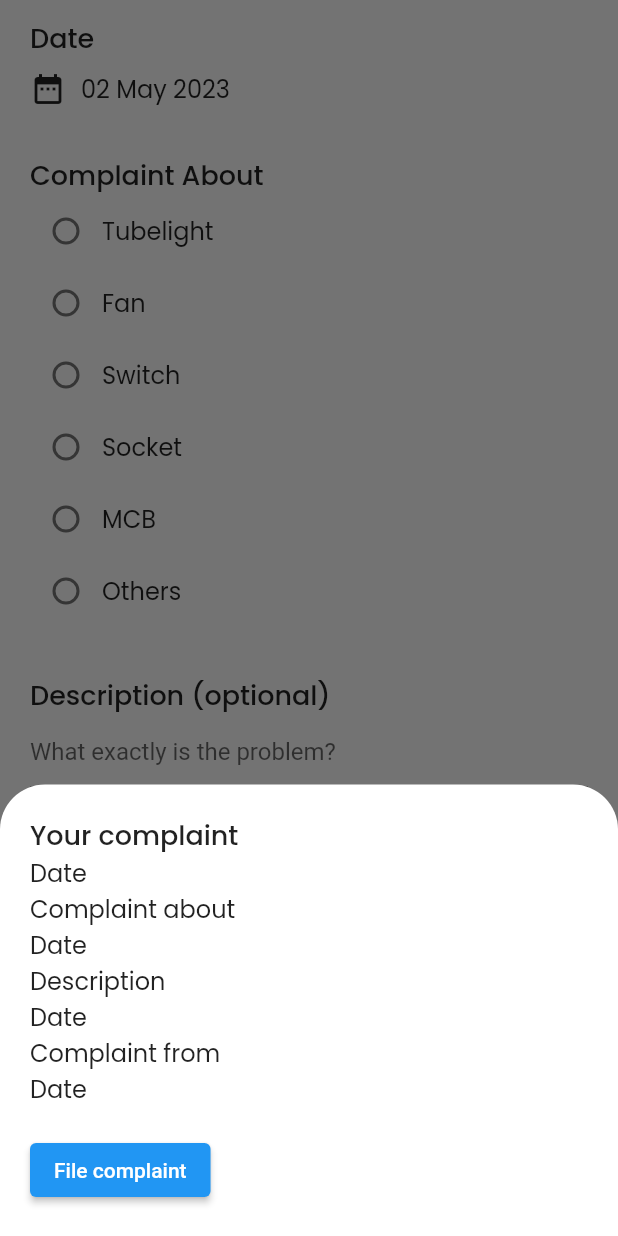
After one commit to insfirred/hostel_complaints, a Flutter app: the ElectricityComplaintsView screen opened by its route, after a tap on "Submit", on a phone screen of 412 x 824 dp. The commit adds this screen. Run offline on Flutter 3.47's test engine with Material 2 defaults, Android fonts, the phone set to English and light mode, and no system bars; our stand-ins replace auto_route, cloud_firestore, firebase_auth, firebase_core, flutter_riverpod, freezed_annotation and 2 more; accounts and stored records are empty.

Commit message:
added electricity complaint view

```diff
--- a/lib/src/routing/router.dart
+++ b/lib/src/routing/router.dart
@@ -1,6 +1,7 @@
 import 'package:auto_route/auto_route.dart';
 
 import '../ui/auth/auth_view.dart';
+import '../ui/complaints/electricity/electricity_complaint_view.dart';
 import '../ui/create_profile/create_profile_view.dart';
 import '../ui/home/home_view.dart';
 import '../ui/splash/splash_view.dart';
@@ -24,6 +25,10 @@ import '../ui/splash/splash_view.dart';
       path: 'home',
       page: HomeView,
     ),
+    AutoRoute(
+      path: 'electricity-complaints',
+      page: ElectricityComplaintsView,
+    ),
   ],
 )
 class $AppRouter {}
--- /dev/null
+++ b/lib/src/ui/complaints/electricity/complaint_confirmation_sheet/complaint_confirmation_sheet.dart
@@ -0,0 +1,71 @@
+import 'package:flutter/material.dart';
+import 'package:flutter_riverpod/flutter_riverpod.dart';
+import 'package:google_fonts/google_fonts.dart';
+
+class ComplaintConfirmationSheet extends ConsumerWidget {
+  const ComplaintConfirmationSheet({
+    super.key,
+  });
+
+  @override
+  Widget build(
+    BuildContext context,
+    WidgetRef ref,
+  ) {
+    return Padding(
+      padding: const EdgeInsets.all(20),
+      child: Column(
+        crossAxisAlignment: CrossAxisAlignment.start,
+        mainAxisSize: MainAxisSize.min,
+        children: [
+          Text(
+            'Your complaint',
+            style: GoogleFonts.poppins(
+              fontSize: 18,
+              fontWeight: FontWeight.w500,
+            ),
+          ),
+          Text(
+            'Date',
+            style: GoogleFonts.poppins(fontSize: 16),
+          ),
+          // Text(
+          //   DateFormat('dd MMMM yyyy').format(
+          //     ref.read(complaintConfirmationSheetModelProvider).complaintDate,
+          //   ),
+          //   style: GoogleFonts.poppins(fontSize: 16),
+          // ),
+          Text(
+            'Complaint about',
+            style: GoogleFonts.poppins(fontSize: 16),
+          ),
+          Text(
+            'Date',
+            style: GoogleFonts.poppins(fontSize: 16),
+          ),
+          Text(
+            'Description',
+            style: GoogleFonts.poppins(fontSize: 16),
+          ),
+          Text(
+            'Date',
+            style: GoogleFonts.poppins(fontSize: 16),
+          ),
+          Text(
+            'Complaint from',
+            style: GoogleFonts.poppins(fontSize: 16),
+          ),
+          Text(
+            'Date',
+            style: GoogleFonts.poppins(fontSize: 16),
+          ),
+          const SizedBox(height: 18),
+          ElevatedButton(
+            onPressed: () {},
+            child: const Text('File complaint'),
+          ),
+        ],
+      ),
+    );
+  }
+}
--- /dev/null
+++ b/lib/src/ui/complaints/electricity/complaint_confirmation_sheet/complaint_confirmation_sheet_model.dart
@@ -0,0 +1,51 @@
+// ignore_for_file: constant_identifier_names
+
+import 'package:flutter_riverpod/flutter_riverpod.dart';
+import 'package:freezed_annotation/freezed_annotation.dart';
+
+import '../electricity_complaint_view_model.dart';
+
+part 'complaint_confirmation_sheet_model.freezed.dart';
+
+final complaintConfirmationSheetModelProvider =
+    StateNotifierProvider.autoDispose<ComplaintConfirmationSheetModel,
+        ComplaintConfirmationSheetState>(
+  (ref) => ComplaintConfirmationSheetModel(
+    // apiService: ref.read(apiServiceProvider),
+    ref: ref,
+  ),
+);
+
+class ComplaintConfirmationSheetModel
+    extends StateNotifier<ComplaintConfirmationSheetState> {
+  // ApiService apiService;
+  final AutoDisposeStateNotifierProviderRef ref;
+
+  ComplaintConfirmationSheetModel({
+    // required this.apiService,
+    required this.ref,
+  }) : super(
+          ComplaintConfirmationSheetState(
+            complaintDate: DateTime.now(),
+            complaintType: ref
+                .read(electricityComplaintViewModelProvider)
+                .selectedComplaintType!,
+            description:
+                ref.read(electricityComplaintViewModelProvider).description,
+            others: ref.read(electricityComplaintViewModelProvider).others!,
+            // roomNumber: ref.read(mainPageModelProvider).roomNumber!,
+          ),
+        );
+}
+
+@freezed
+class ComplaintConfirmationSheetState with _$ComplaintConfirmationSheetState {
+  const factory ComplaintConfirmationSheetState({
+    required DateTime complaintDate,
+    required ComplaintType complaintType,
+    required String others,
+    required String? description,
+    // required String roomNumber,
+    String? errorMessage,
+  }) = _ComplaintConsirmationSheetState;
+}
--- /dev/null
+++ b/lib/src/ui/complaints/electricity/electricity_complaint_view.dart
@@ -0,0 +1,209 @@
+import 'package:flutter/material.dart';
+import 'package:flutter_riverpod/flutter_riverpod.dart';
+import 'package:google_fonts/google_fonts.dart';
+import 'package:intl/intl.dart';
+
+import '../../../utils/bottom_sheet_util.dart';
+import '../../../utils/extra_space.dart';
+import 'electricity_complaint_view_model.dart';
+import './complaint_confirmation_sheet/complaint_confirmation_sheet.dart';
+
+class ElectricityComplaintsView extends ConsumerWidget {
+  const ElectricityComplaintsView({super.key});
+
+  @override
+  Widget build(BuildContext context, WidgetRef ref) {
+    return Scaffold(
+      body: SafeArea(
+        child: SingleChildScrollView(
+          padding: const EdgeInsets.symmetric(
+            horizontal: 20,
+            vertical: 12,
+          ),
+          child: Column(
+            crossAxisAlignment: CrossAxisAlignment.start,
+            children: [
+              const _FieldTitle(label: 'Date'),
+              ExtraHeight(8),
+              Row(
+                children: [
+                  const Icon(Icons.date_range),
+                  ExtraWidth(10),
+                  Text(
+                    DateFormat('dd MMMM yyyy').format(
+                      ref
+                          .read(electricityComplaintViewModelProvider)
+                          .complaintDate,
+                    ),
+                    style: GoogleFonts.poppins(fontSize: 16),
+                  ),
+                ],
+              ),
+              ExtraHeight(32),
+              const _FieldTitle(label: 'Complaint About'),
+              const _ComplaintAbout(),
+              ExtraHeight(32),
+              const _FieldTitle(label: 'Description (optional)'),
+              const _DescriptionField(),
+              ExtraHeight(40),
+              ElevatedButton(
+                onPressed: () {
+                  hostelComplaintsBottomSheet(
+                    context: context,
+                    builder: (context) => const ComplaintConfirmationSheet(),
+                  );
+                  // hostelComplaintsBottomSheet(
+                  //   context: context,
+                  //   builder: (context) => Text('data'),
+                  // );
+                },
+                child: Text(
+                  'Submit',
+                  style: GoogleFonts.poppins(
+                    fontSize: 14,
+                  ),
+                ),
+              ),
+            ],
+          ),
+        ),
+      ),
+    );
+  }
+}
+
+class _DescriptionField extends ConsumerStatefulWidget {
+  const _DescriptionField();
+
+  @override
+  ConsumerState<_DescriptionField> createState() => _DescriptionFieldState();
+}
+
+class _DescriptionFieldState extends ConsumerState<_DescriptionField> {
+  late TextEditingController controller;
+
+  @override
+  void initState() {
+    super.initState();
+    controller = TextEditingController();
+
+    controller.addListener(
+      () => ref
+          .read(electricityComplaintViewModelProvider.notifier)
+          .setDescription(controller.text),
+    );
+  }
+
+  @override
+  void dispose() {
+    controller.dispose();
+    super.dispose();
+  }
+
+  @override
+  Widget build(BuildContext context) {
+    return TextField(
+      controller: controller,
+      decoration: const InputDecoration(
+        hintText: 'What exactly is the problem?',
+      ),
+    );
+  }
+}
+
+class _ComplaintAbout extends ConsumerStatefulWidget {
+  const _ComplaintAbout();
+
+  @override
+  ConsumerState<_ComplaintAbout> createState() => _ComplaintAboutState();
+}
+
+class _ComplaintAboutState extends ConsumerState<_ComplaintAbout> {
+  late TextEditingController controller;
+
+  @override
+  void initState() {
+    super.initState();
+    controller = TextEditingController();
+    controller.addListener(
+      () => ref
+          .read(electricityComplaintViewModelProvider.notifier)
+          .setOthers(controller.text),
+    );
+  }
+
+  @override
+  void dispose() {
+    controller.dispose();
+    super.dispose();
+  }
+
+  @override
+  Widget build(BuildContext context) {
+    final selectedComplaintIndex = ref.watch(
+        electricityComplaintViewModelProvider
+            .select((_) => _.selectedComplaintType?.index));
+
+    final showOthersTextField = ref.watch(
+          electricityComplaintViewModelProvider
+              .select((_) => _.selectedComplaintType),
+        ) ==
+        ComplaintType.Others;
+    return Column(
+      crossAxisAlignment: CrossAxisAlignment.start,
+      children: ComplaintType.values
+          .map(
+            (complaintType) => Row(
+              children: [
+                Radio(
+                  value: complaintType.index,
+                  groupValue: selectedComplaintIndex,
+                  onChanged: (value) {
+                    ref
+                        .read(electricityComplaintViewModelProvider.notifier)
+                        .setComplaintType(value ?? 0);
+                  },
+                ),
+                Text(
+                  complaintType.name,
+                  style: GoogleFonts.poppins(fontSize: 16),
+                ),
+                ExtraWidth(12),
+                if (showOthersTextField &&
+                    complaintType.index == ComplaintType.values.length - 1) ...[
+                  // showing the others text field only when user selects the others option
+                  Expanded(
+                    child: TextField(
+                      controller: controller,
+                      decoration: const InputDecoration(
+                        hintText: 'others',
+                      ),
+                    ),
+                  ),
+                ],
+              ],
+            ),
+          )
+          .toList(),
+    );
+  }
+}
+
+class _FieldTitle extends StatelessWidget {
+  const _FieldTitle({
+    required this.label,
+  });
+
+  final String label;
+
+  @override
+  Widget build(BuildContext context) {
+    return Text(
+      label,
+      style: GoogleFonts.poppins(
+        fontSize: 18,
+        fontWeight: FontWeight.w500,
+      ),
+    );
+  }
+}
--- /dev/null
+++ b/lib/src/ui/complaints/electricity/electricity_complaint_view_model.dart
@@ -0,0 +1,67 @@
+// ignore_for_file: constant_identifier_names
+
+import 'package:cloud_firestore/cloud_firestore.dart';
+import 'package:firebase_auth/firebase_auth.dart';
+import 'package:flutter_riverpod/flutter_riverpod.dart';
+import 'package:freezed_annotation/freezed_annotation.dart';
+
+import '../../../logic/services/firebase_auth.dart';
+
+part 'electricity_complaint_view_model.freezed.dart';
+
+final electricityComplaintViewModelProvider = StateNotifierProvider.autoDispose<
+    ElectricityComplaintViewModel, ElectricityComplaintViewState>(
+  (ref) => ElectricityComplaintViewModel(
+    firebaseAuth: ref.watch(firebaseAuthProvider),
+    // firebaseFirestore: ref.watch(firestoreProvider),
+    // apiService: ref.read(apiServiceProvider),
+    ref: ref,
+  ),
+);
+
+class ElectricityComplaintViewModel
+    extends StateNotifier<ElectricityComplaintViewState> {
+  final FirebaseAuth firebaseAuth;
+  // final FirebaseFirestore firebaseFirestore;
+  // ApiService apiService;
+  final AutoDisposeStateNotifierProviderRef ref;
+
+  ElectricityComplaintViewModel({
+    required this.firebaseAuth,
+    // required this.firebaseFirestore,
+    // required this.apiService,
+    required this.ref,
+  }) : super(ElectricityComplaintViewState(complaintDate: DateTime.now()));
+
+  setComplaintType(int index) => state = state.copyWith(
+        selectedComplaintType: ComplaintType.values[index],
+      );
+
+  setOthers(String text) => state = state.copyWith(
+        others: text,
+      );
+
+  setDescription(String text) => state = state.copyWith(
+        description: text,
+      );
+}
+
+@freezed
+class ElectricityComplaintViewState with _$ElectricityComplaintViewState {
+  const factory ElectricityComplaintViewState({
+    required DateTime complaintDate,
+    ComplaintType? selectedComplaintType,
+    String? others,
+    String? description,
+    String? errorMessage,
+  }) = _ElectricityComplaintViewState;
+}
+
+enum ComplaintType {
+  Tubelight,
+  Fan,
+  Switch,
+  Socket,
+  MCB,
+  Others,
+}
--- /dev/null
+++ b/lib/src/utils/bottom_sheet_util.dart
@@ -0,0 +1,35 @@
+import 'package:flutter/material.dart';
+
+/// shows a bottom sheet
+/// handles scenario of bottom sheet overlapping status bar
+Future<T?> hostelComplaintsBottomSheet<T>({
+  required BuildContext context,
+  required Widget Function(BuildContext context) builder,
+  bool isScrollControlled = true,
+  bool useRootNavigator = true,
+  bool isDismissible = true,
+  bool enableDrag = true,
+}) =>
+    showModalBottomSheet<T>(
+      isScrollControlled: isScrollControlled,
+      useRootNavigator: useRootNavigator,
+      isDismissible: isDismissible,
+      enableDrag: enableDrag,
+      backgroundColor: Colors.transparent,
+      context: context,
+      builder: (_) => Container(
+        margin: EdgeInsets.only(
+          top: MediaQueryData.fromWindow(WidgetsBinding.instance.window)
+              .padding
+              .top,
+        ),
+        decoration: const BoxDecoration(
+          borderRadius: BorderRadius.only(
+            topLeft: Radius.circular(30),
+            topRight: Radius.circular(30),
+          ),
+          color: Colors.white,
+        ),
+        child: builder(_),
+      ),
+    );
```
Also changed, not shown: lib/src/ui/home/home_view.dart (+35 -9 lines), lib/src/logic/repositories/app_repository.freezed.dart, lib/src/routing/router.gr.dart, lib/src/ui/complaints/electricity/complaint_confirmation_sheet/complaint_confirmation_sheet_model.freezed.dart (added), lib/src/ui/complaints/electricity/electricity_complaint_view_model.freezed.dart (added).
